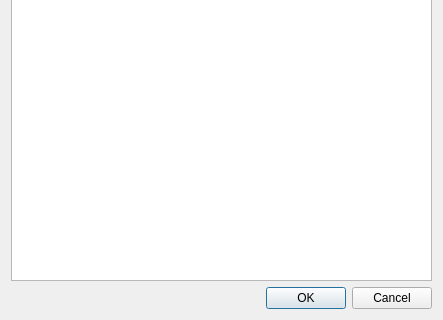
Qt form resources/work_area_dialog.ui (shotgunsoftware/tk-multi-shotgunpanel) before a commit; both pictures show x 0 to 443 and y 147 to 467 of the 443 by 467 pixel window.
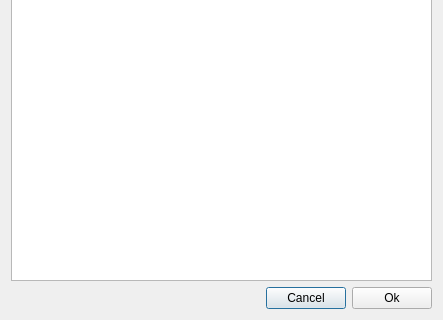
The same form after that commit. Icons and pictures are not drawn.

Diff of the .ui file:
```diff
--- a/resources/work_area_dialog.ui
+++ b/resources/work_area_dialog.ui
@@ -68,14 +68,35 @@
     <widget class="QListWidget" name="task_list"/>
    </item>
    <item>
-    <widget class="QDialogButtonBox" name="buttonBox">
-     <property name="orientation">
-      <enum>Qt::Horizontal</enum>
-     </property>
-     <property name="standardButtons">
-      <set>QDialogButtonBox::Cancel|QDialogButtonBox::Ok</set>
-     </property>
-    </widget>
+    <layout class="QHBoxLayout" name="horizontalLayout_2">
+     <item>
+      <spacer name="horizontalSpacer">
+       <property name="orientation">
+        <enum>Qt::Horizontal</enum>
+       </property>
+       <property name="sizeHint" stdset="0">
+        <size>
+         <width>40</width>
+         <height>20</height>
+        </size>
+       </property>
+      </spacer>
+     </item>
+     <item>
+      <widget class="QPushButton" name="cancel">
+       <property name="text">
+        <string>Cancel</string>
+       </property>
+      </widget>
+     </item>
+     <item>
+      <widget class="QPushButton" name="ok">
+       <property name="text">
+        <string>Ok</string>
+       </property>
+      </widget>
+     </item>
+    </layout>
    </item>
   </layout>
  </widget>
```
Left out of the diff: 30 changed lines with no effect on the pictures.
